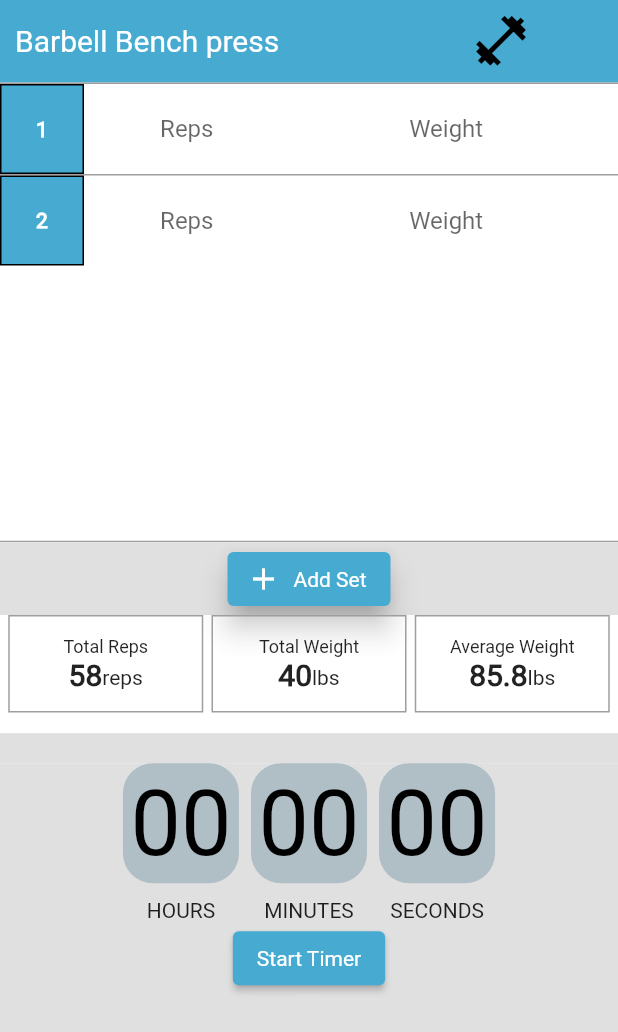
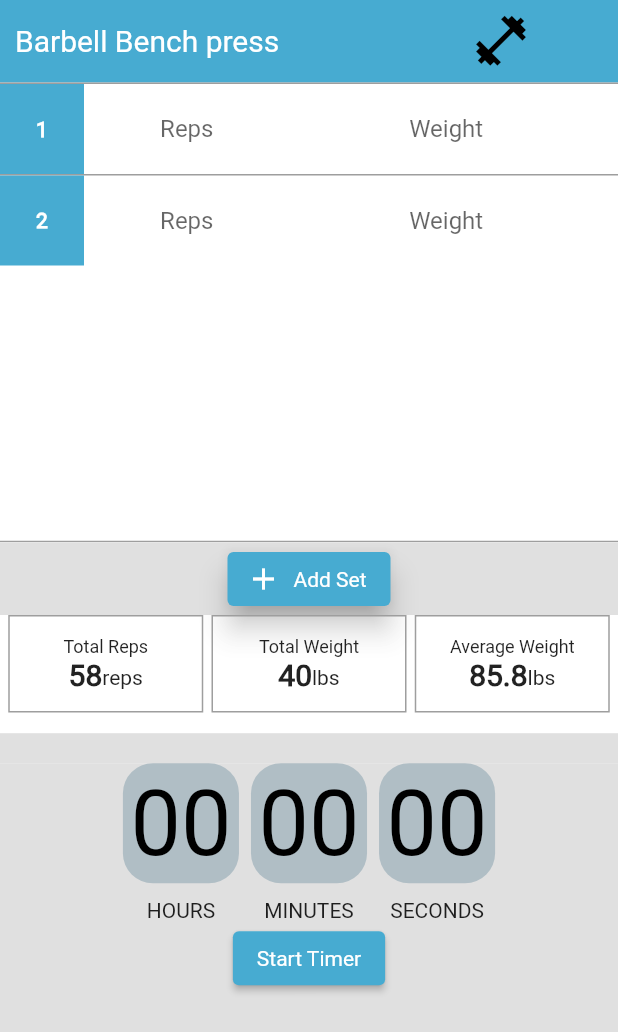
Before and after one commit to joelplotnik/HunterFit, a Flutter app: the WeightsView screen opened directly, after a tap on "Add Set", on a phone screen of 412 x 824 dp. Shown: the top 1032 px of the screen. Run offline on Flutter 3.47's test engine with Material 2 defaults, Android fonts, the phone set to English and light mode, and no system bars; our stand-ins replace firebase_auth, firebase_core, flutter_svg, font_awesome_flutter, google_maps_flutter, location; accounts and stored records are empty.

Commit message:
removed black background from weights

```diff
--- a/lib/view/weights/components/set_card.dart
+++ b/lib/view/weights/components/set_card.dart
@@ -2,7 +2,7 @@ import 'package:flutter/cupertino.dart';
 import 'package:flutter/material.dart';
 
 BoxDecoration myBoxDecoration() {
-  return BoxDecoration(border: Border.all(), color: const Color(0xFF47ABD1));
+  return BoxDecoration(color: const Color(0xFF47ABD1));
 }
 
 class SetCard {
--- a/lib/view/weights/weights_view.dart
+++ b/lib/view/weights/weights_view.dart
@@ -3,9 +3,9 @@ import 'package:flutter/widgets.dart';
 import 'package:hunter_fit/view/weights/components/set_card.dart';
 import 'package:hunter_fit/constants.dart' as constants;
 import 'workouts_list.dart';
+import 'package:hunter_fit/widgets/stopwatch.dart';
 //import 'package:firebase_core/firebase_core.dart';
 //import 'package:cloud_firestore/cloud_firestore.dart';
-import 'package:hunter_fit/widgets/stopwatch.dart';
 
 class WeightsView extends StatefulWidget {
   const WeightsView({Key? key}) : super(key: key);
@@ -82,7 +82,6 @@ class _WeightsViewState extends State<WeightsView> {
       backgroundColor: Colors.white70,
       body: Column(
         children: [
-
           Container(
             height: 55,
             color: constants.kHunterColor,
@@ -144,7 +143,7 @@ class _WeightsViewState extends State<WeightsView> {
               },
               separatorBuilder: (BuildContext context, int index) {
                 return const Divider(
-                  color: Colors.grey,
+                  color: Colors.black38,
                   height: 1,
                   thickness: 1,
                 );
```
